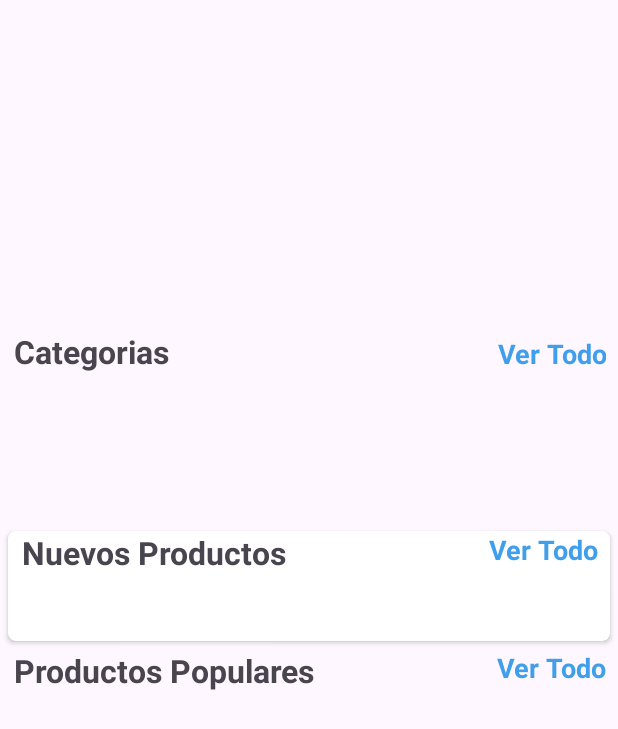
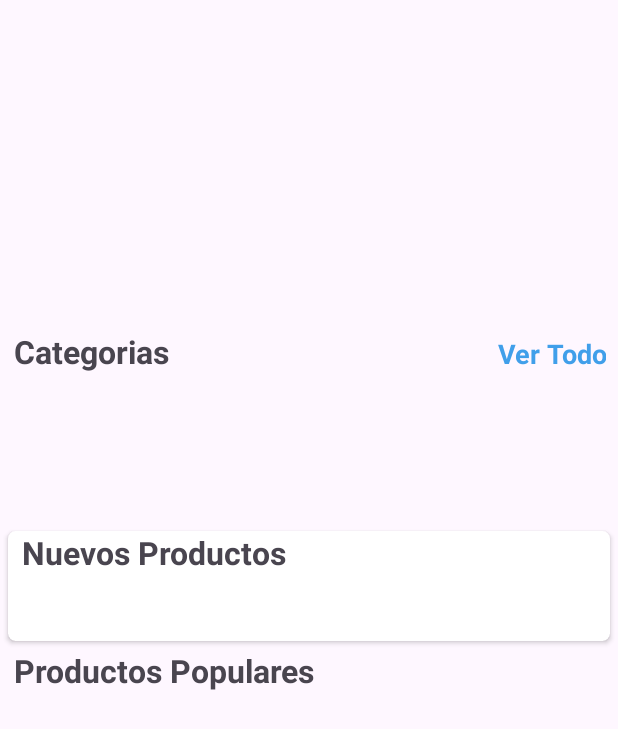
Before and after one commit to rorox21/UrbanMarket, an Android app: the layout fragment_inicio.xml on its own in the app's theme, with its tools: preview values and no code run, on a phone screen of 412 x 824 dp. Shown: the top 729 px of the screen. Run offline under Robolectric (Android 15) with nearby library versions, the phone set to English and light mode, and no system bars.

Commit message:
Initial commit

```diff
--- a/app/src/main/java/com/example/urbanmarket/activities/SplashActivity.java
+++ b/app/src/main/java/com/example/urbanmarket/activities/SplashActivity.java
@@ -18,7 +18,7 @@ public class SplashActivity extends AppCompatActivity {
         new Handler().postDelayed(new Runnable() {
             @Override
             public void run() {
-                Intent intent = new Intent(SplashActivity.this, IncorporacionActivity.class);
+                Intent intent = new Intent(SplashActivity.this, RegistrarActivity.class);
                 startActivity(intent);
                 finish();
             }
--- a/app/src/main/res/drawable/cloud_download.xml
+++ /dev/null
@@ -1,5 +0,0 @@
-<vector android:height="24dp" android:tint="#A6FFF0"
-    android:viewportHeight="24" android:viewportWidth="24"
-    android:width="24dp" xmlns:android="http://schemas.android.com/apk/res/android">
-    <path android:fillColor="@android:color/white" android:pathData="M19.35,10.04C18.67,6.59 15.64,4 12,4 9.11,4 6.6,5.64 5.35,8.04 2.34,8.36 0,10.91 0,14c0,3.31 2.69,6 6,6h13c2.76,0 5,-2.24 5,-5 0,-2.64 -2.05,-4.78 -4.65,-4.96zM17,13l-5,5 -5,-5h3V9h4v4h3z"/>
-</vector>
--- a/app/src/main/res/drawable/ic_baseline_account_circle.xml
+++ /dev/null
@@ -1,5 +0,0 @@
-<vector android:height="24dp" android:tint="#08D3DF"
-    android:viewportHeight="24" android:viewportWidth="24"
-    android:width="24dp" xmlns:android="http://schemas.android.com/apk/res/android">
-    <path android:fillColor="@android:color/white" android:pathData="M12,2C6.48,2 2,6.48 2,12s4.48,10 10,10 10,-4.48 10,-10S17.52,2 12,2zM12,5c1.66,0 3,1.34 3,3s-1.34,3 -3,3 -3,-1.34 -3,-3 1.34,-3 3,-3zM12,19.2c-2.5,0 -4.71,-1.28 -6,-3.22 0.03,-1.99 4,-3.08 6,-3.08 1.99,0 5.97,1.09 6,3.08 -1.29,1.94 -3.5,3.22 -6,3.22z"/>
-</vector>
--- a/app/src/main/res/drawable/ic_baseline_loginout.xml
+++ /dev/null
@@ -1,5 +0,0 @@
-<vector android:height="24dp" android:tint="#262627"
-    android:viewportHeight="24" android:viewportWidth="24"
-    android:width="24dp" xmlns:android="http://schemas.android.com/apk/res/android">
-    <path android:fillColor="@android:color/white" android:pathData="M11,7L9.6,8.4l2.6,2.6H2v2h10.2l-2.6,2.6L11,17l5,-5L11,7zM20,19h-8v2h8c1.1,0 2,-0.9 2,-2V5c0,-1.1 -0.9,-2 -2,-2h-8v2h8V19z"/>
-</vector>
--- a/app/src/main/res/drawable/ic_baseline_menu_24.xml
+++ /dev/null
@@ -1,5 +0,0 @@
-<vector android:height="24dp" android:tint="#262627"
-    android:viewportHeight="24" android:viewportWidth="24"
-    android:width="24dp" xmlns:android="http://schemas.android.com/apk/res/android">
-    <path android:fillColor="@android:color/white" android:pathData="M3,18h18v-2L3,16v2zM3,13h18v-2L3,11v2zM3,6v2h18L21,6L3,6z"/>
-</vector>
--- a/app/src/main/res/drawable/ic_baseline_person_24.xml
+++ /dev/null
@@ -1,5 +0,0 @@
-<vector android:height="24dp" android:tint="#08D3DF"
-    android:viewportHeight="24" android:viewportWidth="24"
-    android:width="24dp" xmlns:android="http://schemas.android.com/apk/res/android">
-    <path android:fillColor="@android:color/white" android:pathData="M12,12c2.21,0 4,-1.79 4,-4s-1.79,-4 -4,-4 -4,1.79 -4,4 1.79,4 4,4zM12,14c-2.67,0 -8,1.34 -8,4v2h16v-2c0,-2.66 -5.33,-4 -8,-4z"/>
-</vector>
--- a/app/src/main/res/drawable/ic_baseline_shopping_cart_24.xml
+++ /dev/null
@@ -1,5 +0,0 @@
-<vector android:height="24dp" android:tint="#C4C6B7"
-    android:viewportHeight="24" android:viewportWidth="24"
-    android:width="24dp" xmlns:android="http://schemas.android.com/apk/res/android">
-    <path android:fillColor="@android:color/white" android:pathData="M7,18c-1.1,0 -1.99,0.9 -1.99,2S5.9,22 7,22s2,-0.9 2,-2 -0.9,-2 -2,-2zM1,2v2h2l3.6,7.59 -1.35,2.45c-0.16,0.28 -0.25,0.61 -0.25,0.96 0,1.1 0.9,2 2,2h12v-2L7.42,15c-0.14,0 -0.25,-0.11 -0.25,-0.25l0.03,-0.12 0.9,-1.63h7.45c0.75,0 1.41,-0.41 1.75,-1.03l3.58,-6.49c0.08,-0.14 0.12,-0.31 0.12,-0.48 0,-0.55 -0.45,-1 -1,-1L5.21,4l-0.94,-2L1,2zM17,18c-1.1,0 -1.99,0.9 -1.99,2s0.89,2 1.99,2 2,-0.9 2,-2 -0.9,-2 -2,-2z"/>
-</vector>
--- a/app/src/main/res/drawable/ic_baseline_vpn_key_24.xml
+++ /dev/null
@@ -1,5 +0,0 @@
-<vector android:height="24dp" android:tint="#08D3DF"
-    android:viewportHeight="24" android:viewportWidth="24"
-    android:width="24dp" xmlns:android="http://schemas.android.com/apk/res/android">
-    <path android:fillColor="@android:color/white" android:pathData="M12.65,10C11.83,7.67 9.61,6 7,6c-3.31,0 -6,2.69 -6,6s2.69,6 6,6c2.61,0 4.83,-1.67 5.65,-4H17v4h4v-4h2v-4H12.65zM7,14c-1.1,0 -2,-0.9 -2,-2s0.9,-2 2,-2 2,0.9 2,2 -0.9,2 -2,2z"/>
-</vector>
--- a/app/src/main/res/drawable/menu_shopping.xml
+++ /dev/null
@@ -1,5 +0,0 @@
-<vector android:height="24dp" android:tint="#262627"
-    android:viewportHeight="24" android:viewportWidth="24"
-    android:width="24dp" xmlns:android="http://schemas.android.com/apk/res/android">
-    <path android:fillColor="@android:color/white" android:pathData="M7,18c-1.1,0 -1.99,0.9 -1.99,2S5.9,22 7,22s2,-0.9 2,-2 -0.9,-2 -2,-2zM1,2v2h2l3.6,7.59 -1.35,2.45c-0.16,0.28 -0.25,0.61 -0.25,0.96 0,1.1 0.9,2 2,2h12v-2L7.42,15c-0.14,0 -0.25,-0.11 -0.25,-0.25l0.03,-0.12 0.9,-1.63h7.45c0.75,0 1.41,-0.41 1.75,-1.03l3.58,-6.49c0.08,-0.14 0.12,-0.31 0.12,-0.48 0,-0.55 -0.45,-1 -1,-1L5.21,4l-0.94,-2L1,2zM17,18c-1.1,0 -1.99,0.9 -1.99,2s0.89,2 1.99,2 2,-0.9 2,-2 -0.9,-2 -2,-2z"/>
-</vector>
--- a/app/src/main/res/drawable/mycart.xml
+++ /dev/null
@@ -1,5 +0,0 @@
-<vector android:height="24dp" android:tint="#C4C6B7"
-    android:viewportHeight="24" android:viewportWidth="24"
-    android:width="24dp" xmlns:android="http://schemas.android.com/apk/res/android">
-    <path android:fillColor="@android:color/white" android:pathData="M11,9h2L13,6h3L16,4h-3L13,1h-2v3L8,4v2h3v3zM7,18c-1.1,0 -1.99,0.9 -1.99,2S5.9,22 7,22s2,-0.9 2,-2 -0.9,-2 -2,-2zM17,18c-1.1,0 -1.99,0.9 -1.99,2s0.89,2 1.99,2 2,-0.9 2,-2 -0.9,-2 -2,-2zM7.17,14.75l0.03,-0.12 0.9,-1.63h7.45c0.75,0 1.41,-0.41 1.75,-1.03l3.86,-7.01L19.42,4h-0.01l-1.1,2 -2.76,5L8.53,11l-0.13,-0.27L6.16,6l-0.95,-2 -0.94,-2L1,2v2h2l3.6,7.59 -1.35,2.45c-0.16,0.28 -0.25,0.61 -0.25,0.96 0,1.1 0.9,2 2,2h12v-2L7.42,15c-0.13,0 -0.25,-0.11 -0.25,-0.25z"/>
-</vector>
--- a/app/src/main/res/drawable/progress_animation.xml
+++ /dev/null
@@ -1,5 +0,0 @@
-<?xml version="1.0" encoding="utf-8"?>
-<animated-rotate xmlns:android="http://schemas.android.com/apk/res/android"
-    android:drawable="@drawable/cloud_download"
-    android:pivotX="50%"
-    android:pivotY="50%"/>
--- a/app/src/main/res/layout/fragment_inicio.xml
+++ b/app/src/main/res/layout/fragment_inicio.xml
@@ -85,16 +85,6 @@
                         android:layout_below="@+id/new_product_name"
                         android:layout_marginLeft="9dp"/>
 
-                    <TextView
-                        android:id="@+id/newProducts_see_all"
-                        android:layout_width="wrap_content"
-                        android:layout_height="wrap_content"
-                        android:layout_alignParentEnd="true"
-                        android:layout_marginRight="8dp"
-                        android:text="Ver Todo"
-                        android:textColor="#409FEA"
-                        android:textSize="18sp"
-                        android:textStyle="bold" />
                 </RelativeLayout>
 
                 <androidx.recyclerview.widget.RecyclerView
@@ -132,16 +122,6 @@
                     android:layout_below="@+id/popular_products"
                     android:layout_marginLeft="9dp"/>
 
-                <TextView
-                    android:id="@+id/popular_see_all"
-                    android:layout_width="wrap_content"
-                    android:layout_height="wrap_content"
-                    android:layout_alignParentEnd="true"
-                    android:layout_marginEnd="8dp"
-                    android:text="Ver Todo"
-                    android:textColor="#409FEA"
-                    android:textSize="18sp"
-                    android:textStyle="bold" />
             </RelativeLayout>
 
             <androidx.recyclerview.widget.RecyclerView
```
Also changed, not shown: app/src/main/res/drawable/ic_baseline_arrow_forward_ios_24.xml (deleted, +0 -10 lines), app/src/main/res/layout/activity_incorporacion.xml (+0 -12 lines), app/src/main/res/drawable/iconminus.png (deleted), app/src/main/res/drawable/plusicon.png (deleted).
